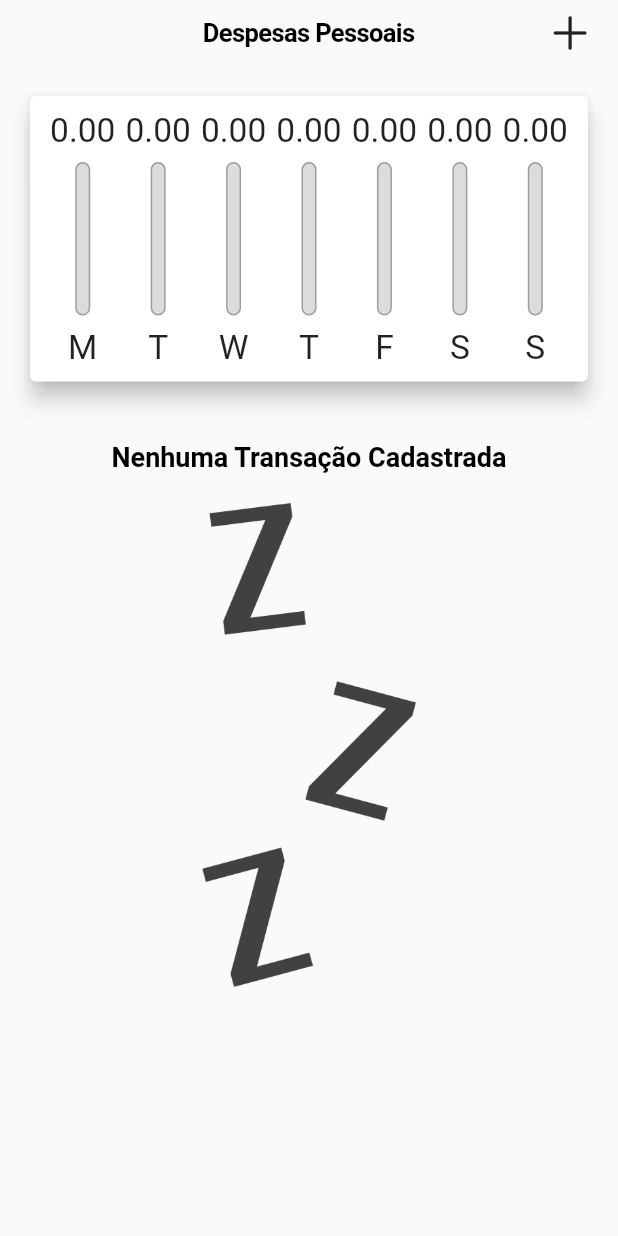
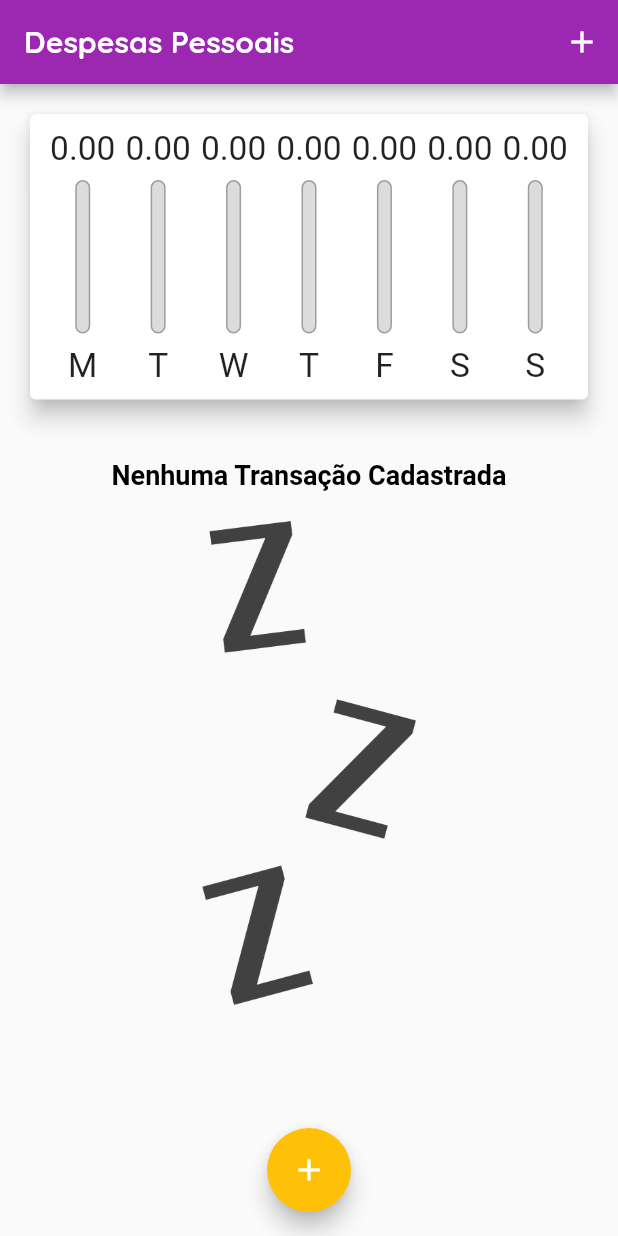
Before and after one commit to Ellissandro/expenses, a Flutter app: the screen it shows after launch, on a phone screen of 412 x 824 dp. Run offline on Flutter 3.47's test engine with Material 2 defaults, Android fonts, the phone set to English and light mode, and no system bars; Roboto replaces fonts that are missing (Quicksands).

Commit message:
Remove fixe IOS condition

```diff
--- a/lib/components/adaptative_button.dart
+++ b/lib/components/adaptative_button.dart
@@ -14,7 +14,7 @@ class AdaptativeButton extends StatelessWidget {
 
   @override
   Widget build(BuildContext context) {
-    return !Platform.isIOS
+    return Platform.isIOS
         ? CupertinoButton(
             onPressed: onPressed,
             color: Theme.of(context).primaryColor,
--- a/lib/components/adaptative_date_picker.dart
+++ b/lib/components/adaptative_date_picker.dart
@@ -31,7 +31,7 @@ class AdaptativeDatePicker extends StatelessWidget {
 
   @override
   Widget build(BuildContext context) {
-    return !Platform.isIOS
+    return Platform.isIOS
         ? SizedBox(
             height: 180,
             child: CupertinoDatePicker(
--- a/lib/components/adaptative_text_field.dart
+++ b/lib/components/adaptative_text_field.dart
@@ -18,7 +18,7 @@ class AdaptativeTextField extends StatelessWidget {
 
   @override
   Widget build(BuildContext context) {
-    return !Platform.isIOS
+    return Platform.isIOS
         ? Padding(
             padding: const EdgeInsets.only(
               bottom: 10,
--- a/lib/main.dart
+++ b/lib/main.dart
@@ -115,7 +115,7 @@ class _MyHomePageState extends State<MyHomePage> {
   }
 
   Widget _getIconButton(IconData icon, Function() fn) {
-    return !Platform.isIOS
+    return Platform.isIOS
         ? GestureDetector(onTap: fn, child: Icon(icon))
         : IconButton(icon: Icon(icon), onPressed: fn);
   }
@@ -125,9 +125,9 @@ class _MyHomePageState extends State<MyHomePage> {
     final mediaQuery = MediaQuery.of(context);
     bool isLandscape = mediaQuery.orientation == Orientation.landscape;
 
-    final iconList = !Platform.isIOS ? CupertinoIcons.refresh : Icons.list;
+    final iconList = Platform.isIOS ? CupertinoIcons.refresh : Icons.list;
     final chartIcon =
-        !Platform.isIOS ? CupertinoIcons.refresh : Icons.show_chart;
+        Platform.isIOS ? CupertinoIcons.refresh : Icons.show_chart;
 
     final actions = [
       if (isLandscape)
@@ -140,7 +140,7 @@ class _MyHomePageState extends State<MyHomePage> {
           },
         ),
       _getIconButton(
-        !Platform.isIOS ? CupertinoIcons.add : Icons.add,
+        Platform.isIOS ? CupertinoIcons.add : Icons.add,
         () => _openTransactionFormModal(context),
       ),
     ];
@@ -190,7 +190,7 @@ class _MyHomePageState extends State<MyHomePage> {
         ),
       ),
     );
-    return !Platform.isIOS
+    return Platform.isIOS
         ? CupertinoPageScaffold(
             navigationBar: CupertinoNavigationBar(
               middle: const Text('Despesas Pessoais'),
@@ -204,7 +204,7 @@ class _MyHomePageState extends State<MyHomePage> {
         : Scaffold(
             appBar: appBar,
             body: bodyPage,
-            floatingActionButton: !Platform.isIOS
+            floatingActionButton: Platform.isIOS
                 ? Container()
                 : FloatingActionButton(
                     child: const Icon(Icons.add),
```
